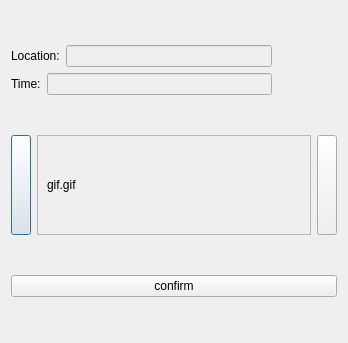
Above: dialog/gifdialog.ui from AOtrans/HKVersionAPI before the change. Below: the same form after it.
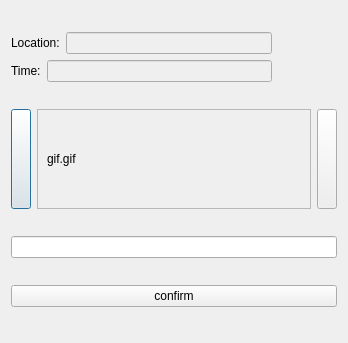
That is the form after the change.

The edit to the form file:
```diff
--- a/dialog/gifdialog.ui
+++ b/dialog/gifdialog.ui
@@ -13,7 +13,7 @@
   <property name="windowTitle">
    <string>Dialog</string>
   </property>
-  <layout class="QVBoxLayout" name="verticalLayout_2" stretch="1,5,1">
+  <layout class="QVBoxLayout" name="verticalLayout_2" stretch="1,5,0,1">
    <item>
     <layout class="QHBoxLayout" name="horizontalLayout_3" stretch="4,1">
      <item>
@@ -144,6 +144,13 @@
      </item>
     </layout>
    </item>
+   <item>
+    <widget class="QLineEdit" name="lePath">
+     <property name="enabled">
+      <bool>true</bool>
+     </property>
+    </widget>
+   </item>
    <item>
     <widget class="QPushButton" name="pbConfirm">
      <property name="text">
```
